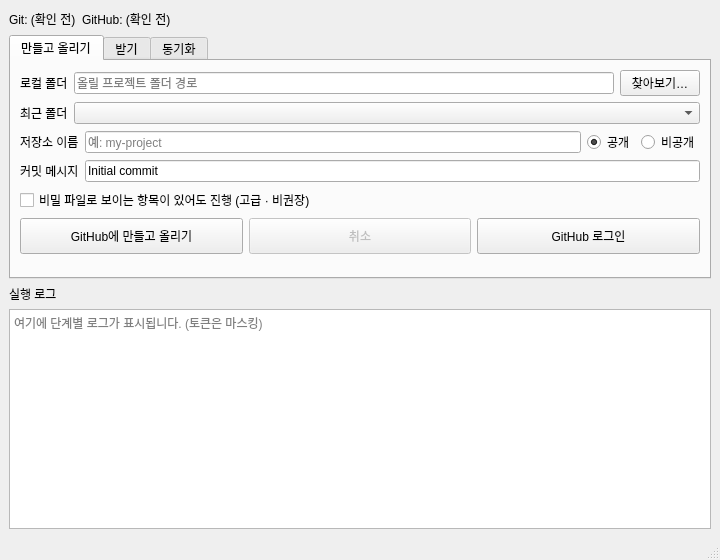
Qt form ui/main_window.ui (seongbin45/CloneUp) before a commit.
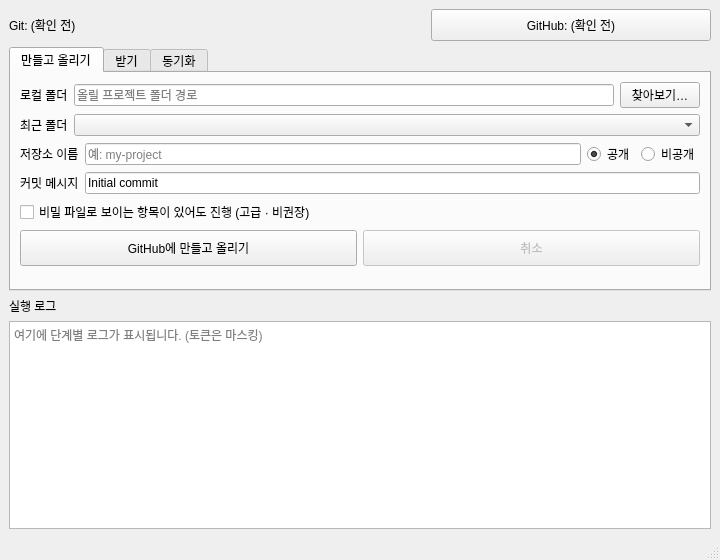
The same form after that commit.

Commit message:
feat: replace login button with AuthStatusButton status control
Show logged-out vs logged-in (and insufficient scope) on a single status-bar control that triggers Device Flow on click; remove the separate Publish-tab login button.

What changed in the file:
```diff
--- a/ui/main_window.ui
+++ b/ui/main_window.ui
@@ -24,13 +24,6 @@
         </property>
        </widget>
       </item>
-      <item>
-       <widget class="QLabel" name="labelStatusAuth">
-        <property name="text">
-         <string>GitHub: (확인 전)</string>
-        </property>
-       </widget>
-      </item>
       <item>
        <spacer name="horizontalSpacerStatus">
         <property name="orientation">
@@ -44,6 +37,22 @@
         </property>
        </spacer>
       </item>
+      <item>
+       <widget class="QPushButton" name="btnAuthStatus">
+        <property name="text">
+         <string>GitHub: (확인 전)</string>
+        </property>
+        <property name="flat">
+         <bool>false</bool>
+        </property>
+        <property name="minimumSize">
+         <size>
+          <width>280</width>
+          <height>32</height>
+         </size>
+        </property>
+       </widget>
+      </item>
      </layout>
     </item>
     <item>
@@ -196,19 +205,6 @@
             </property>
            </widget>
           </item>
-          <item>
-           <widget class="QPushButton" name="btnLogin">
-            <property name="text">
-             <string>GitHub 로그인</string>
-            </property>
-            <property name="minimumSize">
-             <size>
-              <width>120</width>
-              <height>36</height>
-             </size>
-            </property>
-           </widget>
-          </item>
          </layout>
         </item>
         <item>
```
The commit also changes 4 other files.
